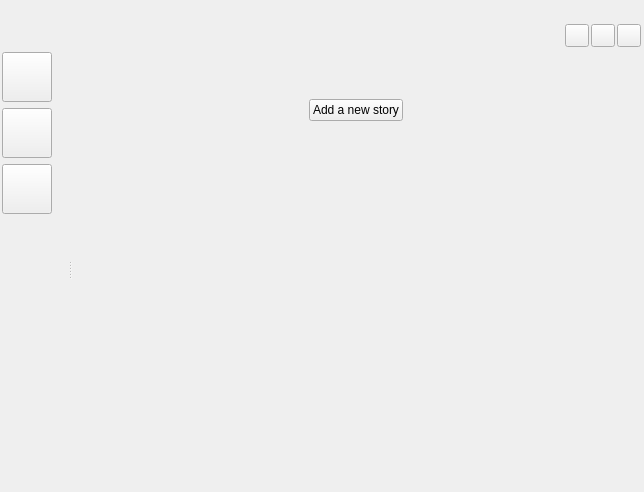
Before: the Qt Designer form ui/home_view.ui in zkovari/plotlyst, drawn with Qt 5.
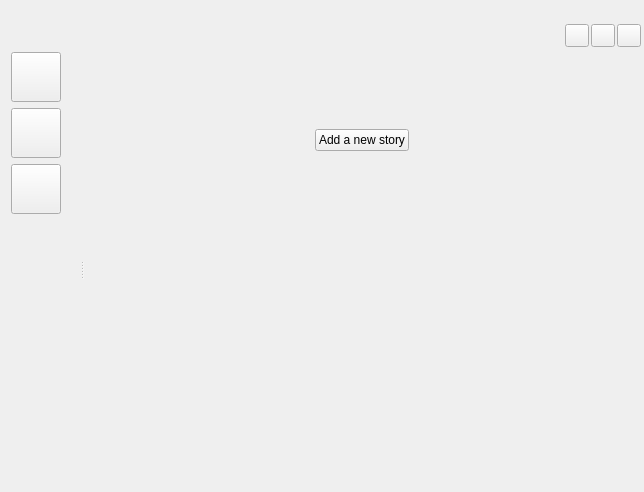
After: the same form once the commit is applied.

Commit message: Apply navbar style to home view

```diff
--- a/ui/home_view.ui
+++ b/ui/home_view.ui
@@ -113,9 +113,13 @@
    <item>
     <layout class="QHBoxLayout" name="horizontalLayout_3">
      <property name="spacing">
-      <number>6</number>
+      <number>0</number>
      </property>
      <item>
+      <widget class="QWidget" name="wdgNav" native="true">
+       <property name="navbar" stdset="0">
+        <bool>true</bool>
+       </property>
       <layout class="QVBoxLayout" name="verticalLayout_3">
        <property name="topMargin">
         <number>5</number>
@@ -254,6 +258,7 @@
         </spacer>
        </item>
       </layout>
+      </widget>
      </item>
      <item>
       <widget class="QStackedWidget" name="stackedWidget">
@@ -339,7 +344,7 @@
                   <number>0</number>
                  </property>
                  <property name="topMargin">
-                  <number>50</number>
+                  <number>80</number>
                  </property>
                  <property name="rightMargin">
                   <number>0</number>
```
Left out of the diff: 42 changed lines with no effect on the pictures. Lines whose indentation alone changed are shown as unchanged. The commit also changes 4 other files.
